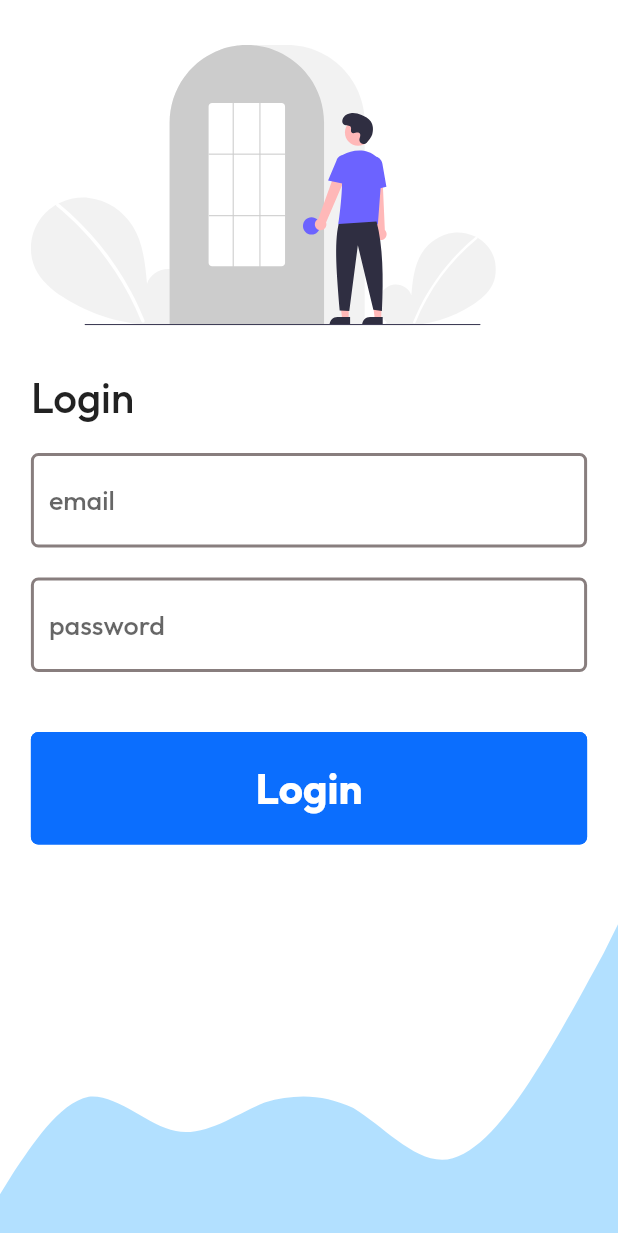
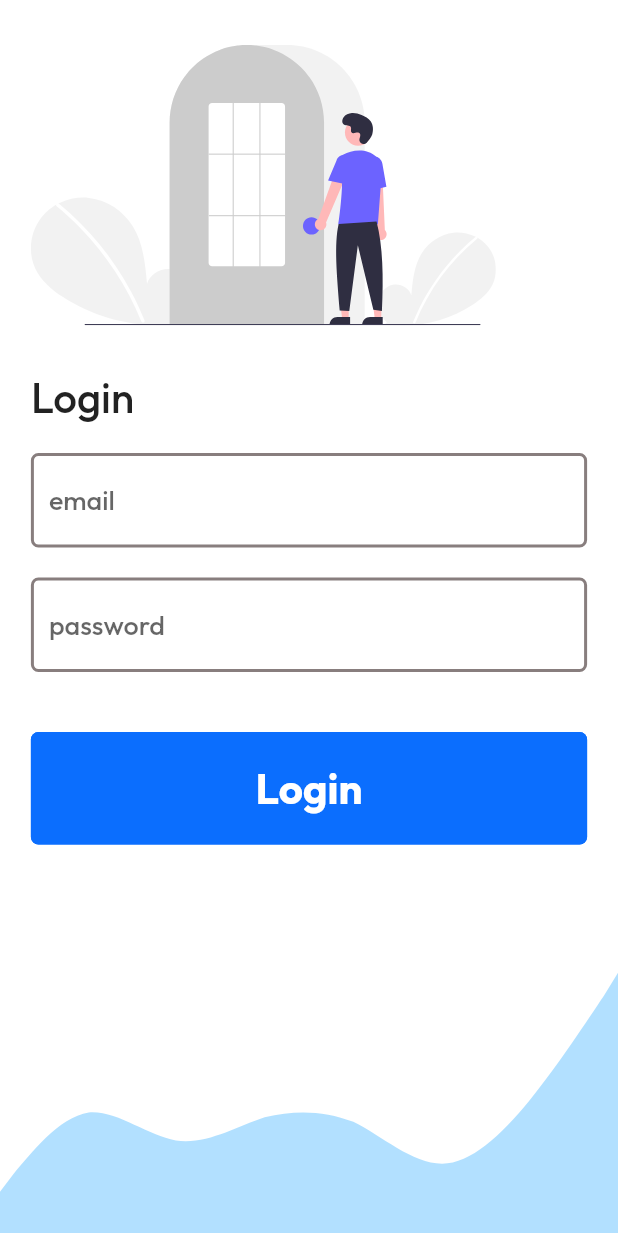
Before and after one commit to lazy-geek/flutter_api_example, a Flutter app: the screen it shows after launch, on a phone screen of 412 x 824 dp. Shown: the top 1233 px of the screen. Run offline on Flutter 3.47's test engine with Material 2 defaults, Android fonts, the phone set to English and light mode, and no system bars; our stand-ins replace flutter_svg, google_fonts.

Commit message:
change bg waves height

```diff
--- a/lib/presentation/pages/login_page.dart
+++ b/lib/presentation/pages/login_page.dart
@@ -119,7 +119,7 @@ class _LoginPageState extends State<LoginPage> {
                 ),
               ),
               SizedBox(
-                height: 30.0,
+                height: 20.0,
               ),
               SvgPicture.asset(
                 'assets/bg-waves.svg',
```
Also changed, not shown: assets/bg-waves.svg.
